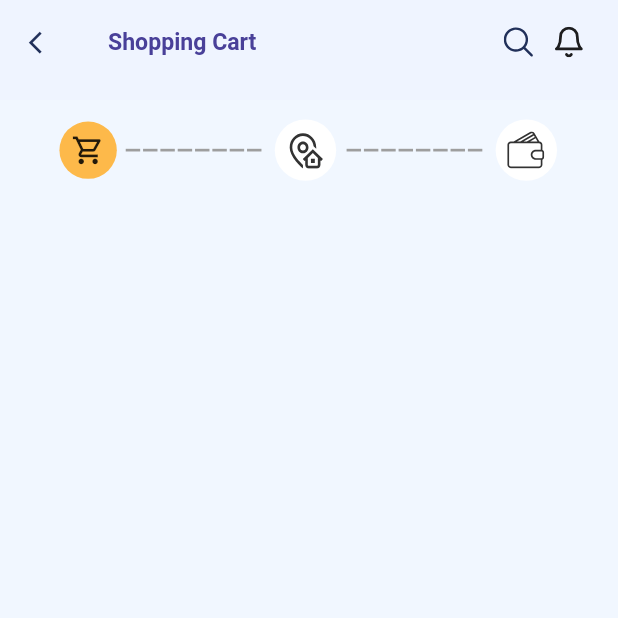
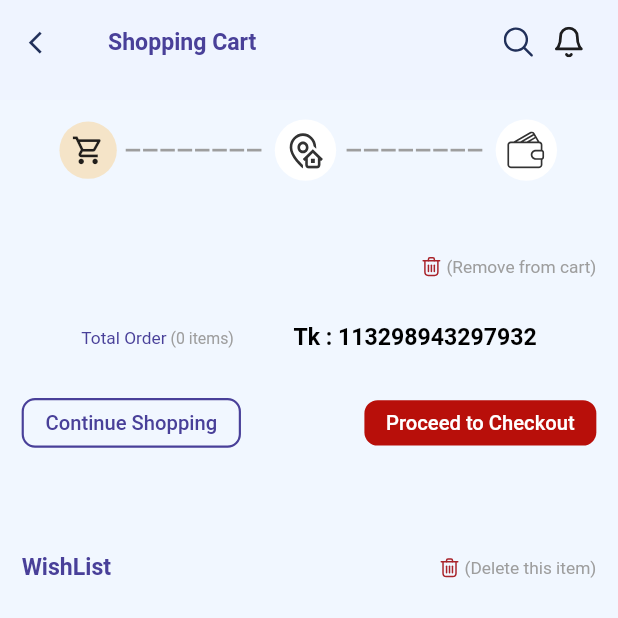
Before and after one commit to Sabuj-Kumar/ecomarce_project_masala_bazar, a Flutter app: the CartPageView screen opened directly, on a phone screen of 412 x 824 dp, the top half of it. Run offline on Flutter 3.47's test engine with Material 2 defaults, Android fonts, the phone set to English and light mode, and no system bars; our stand-ins replace badges, carousel_slider, connectivity, fluro, flutter_otp_text_field, flutter_screenutil and 7 more; accounts and stored records are empty; generated files the repository leaves out were written again; project files that could hold a hidden picture were left out.

```diff
--- a/lib/pages/Product_Details_Page/Widgets/delivery_info.dart
+++ b/lib/pages/Product_Details_Page/Widgets/delivery_info.dart
@@ -1,4 +1,3 @@
-import 'package:efgecom/components/textfields/custom_input_style.dart';
 import 'package:efgecom/config/custom_text_style.dart';
 import 'package:efgecom/config/theme_config.dart';
 import 'package:flutter/cupertino.dart';
@@ -7,7 +6,20 @@ import 'package:flutter_screenutil/flutter_screenutil.dart';
 import 'package:flutter_svg/flutter_svg.dart';
 
 class DeliveryInfo extends StatelessWidget {
-  const DeliveryInfo({Key? key}) : super(key: key);
+  DeliveryInfo({Key? key}) : super(key: key);
+  List<String> images = [
+    "assets/icons/track.svg",
+    "assets/icons/dollarHand.svg",
+    "assets/icons/badge.svg",
+    "assets/icons/phoneCall24hours.svg",
+  ];
+  List<String> songLyrics = [
+    "Guro Ghor banaila Ki diya dorja janala kisoi nai kmne tumay dekhte pai guru ghor banaila ki diya",
+    "Guro Ghor banaila Ki diya dorja janala kisoi nai kmne tumay dekhte pai guru ghor banaila ki diya",
+    "Guro Ghor banaila Ki diya dorja janala kisoi nai kmne tumay dekhte pai guru ghor banaila ki diya",
+    "Guro Ghor banaila Ki diya dorja janala kisoi nai kmne tumay dekhte pai guru ghor banaila ki diya",
+  ];
+  String deliveryTime = "2 - 3 Days";
   @override
   Widget build(BuildContext context) {
     return ListView(
@@ -33,7 +45,9 @@ class DeliveryInfo extends StatelessWidget {
                 ),
               ),
               InkWell(
-                  onTap: () {},
+                  onTap: () {
+                    print("Change pressed");
+                  },
                   child: Text("Change",
                       style: CustomTextStyle.subHeader2(context)
                           .copyWith(color: fuschiaBlueGem)))
@@ -46,9 +60,9 @@ class DeliveryInfo extends StatelessWidget {
                 style: CustomTextStyle.subHeader2(context)
                     .copyWith(color: fuschiaText))),
         Center(
-            child: Text("2-3 Days",
+            child: Text(deliveryTime,
                 style: CustomTextStyle.subHeader2(context)
-                    .copyWith(color: fuschiaText, fontSize: 18.sp))),
+                    .copyWith(color: fuschiaText, fontSize: 18.sp,fontWeight: FontWeight.w600))),
         SizedBox(height: 25.h),
         RichText(
             text: TextSpan(
@@ -68,13 +82,15 @@ class DeliveryInfo extends StatelessWidget {
                       fontWeight: FontWeight.w500)),
               TextSpan(
                 text: "   Offer!",
-                style: CustomTextStyle.header2Bold(context)
-                    .copyWith(fontWeight: FontWeight.w400, color: Colors.black,fontSize: 16.sp),
+                style: CustomTextStyle.header2Bold(context).copyWith(
+                    fontWeight: FontWeight.w400,
+                    color: Colors.black,
+                    fontSize: 16.sp),
               )
             ])),
         SizedBox(height: 15.h),
         SizedBox(
-          height: 350.h,
+          height: 300.h,
           child: GridView.builder(
             scrollDirection: Axis.vertical,
             physics: const NeverScrollableScrollPhysics(),
@@ -83,22 +99,35 @@ class DeliveryInfo extends StatelessWidget {
               crossAxisCount: 2,
               mainAxisSpacing: 4.h,
               crossAxisSpacing: 4.w,
-              childAspectRatio: 8.h/5.w,
+              childAspectRatio: 8.h / 5.w,
             ),
-            itemBuilder:(context,index){
-              return Card(
-                elevation: 1,
+            itemBuilder: (context, index) {
+              return Center(
+                child: Card(
+                  elevation: 3,
                   shape: RoundedRectangleBorder(
                     borderRadius: BorderRadius.circular(10.r),
                   ),
                   shadowColor: Colors.black,
                   color: Colors.white,
+                  child: Padding(
+                    padding: const EdgeInsets.all(8.0),
                     child: Column(
-                  children: const [
-                      Text("Koco "),
-                      Text("Gurar dim"),
-                     Text("Boiler morgir bacca"),
+                      mainAxisAlignment: MainAxisAlignment.spaceBetween,
+                      crossAxisAlignment: CrossAxisAlignment.center,
+                      children: [
+                        SvgPicture.asset(images[index],
+                            height: 23.h, width: 35.w),
+                        Text("24/7 Support",
+                            style: CustomTextStyle.subHeader1(context)
+                                .copyWith(fontSize: 14.sp,color: fuschiaText)),
+                        Text(songLyrics[index],
+                            style: CustomTextStyle.linkText(context).copyWith(color: fuschiaText),
+                          textAlign: TextAlign.center,
+                        ),
                       ],
+                    ),
+                  ),
                 ),
               );
             },
--- a/lib/pages/Product_Details_Page/Widgets/draggable_widgerts.dart
+++ b/lib/pages/Product_Details_Page/Widgets/draggable_widgerts.dart
@@ -95,7 +95,7 @@ class _DragAbleListState extends State<DragAbleList>
         moreDetails: list[0].moreDetailsList,
       ),
       Reviews(reviews: reviews,rating: rating,percentages: const [20,3,2,0,0],),
-      const DeliveryInfo()
+      DeliveryInfo()
     ];
 
    _tabController = TabController(length: 3, vsync: this);
--- a/lib/pages/cart_page/pages/cart_page_view.dart
+++ b/lib/pages/cart_page/pages/cart_page_view.dart
@@ -1,13 +1,14 @@
 import 'package:efgecom/components/appbars/custom_appbar.dart';
-import 'package:efgecom/config/theme_config.dart';
-import 'package:flutter/cupertino.dart';
+import 'package:efgecom/config/custom_text_style.dart';
 import 'package:flutter/material.dart';
 import 'package:flutter_screenutil/flutter_screenutil.dart';
 import 'package:flutter_svg/flutter_svg.dart';
 import 'package:provider/provider.dart';
-
 import '../../../providers/cart_provider.dart';
 import '../widgets/cart_list.dart';
+import '../widgets/continue_and_proceed_buttons.dart';
+import '../widgets/shopping_cart_three_icons.dart';
+import '../widgets/wish_list.dart';
 
 class CartPageView extends StatefulWidget {
   const CartPageView({Key? key}) : super(key: key);
@@ -17,7 +18,6 @@ class CartPageView extends StatefulWidget {
 }
 
 class _CartPageViewState extends State<CartPageView> {
-  int totalCount = 0;
   @override
   Widget build(BuildContext context) {
     final cart = Provider.of<CartProvider>(context);
@@ -34,91 +34,55 @@ class _CartPageViewState extends State<CartPageView> {
                   SizedBox(height: 10.h),
                   Padding(
                     padding: EdgeInsets.symmetric(horizontal: 20.w),
+                    child: const ShoppingCartThreeIcons(),
+                  ),
+                  SizedBox(height: 50.h),
+                  GestureDetector(
+                    onTap: () {
+                      print("remove form cart");
+                    },
                     child: Row(
-                      mainAxisAlignment: MainAxisAlignment.spaceEvenly,
+                      mainAxisAlignment: MainAxisAlignment.end,
                       children: [
-                        Card(
-                            color: irisYellow,
-                            elevation: 0.0,
-                            shape: const CircleBorder(),
-                            child: Padding(
-                              padding: const EdgeInsets.all(8.0),
-                              child: Icon(Icons.shopping_cart_outlined, size: 25.h),
-                            )),
-                        Row(
-                            mainAxisAlignment: MainAxisAlignment.center,
-                            children: List.generate(
-                                8,
-                                    (index) => LayoutBuilder(
-                                    builder: (context, constraints) => Row(
-                                      children: [
-                                        Container(
-                                          width: 10.w,
-                                          height: 2.h,
-                                          color: Colors.grey,
-                                        ),
-                                        SizedBox(
-                                          width: 2.w,
-                                        )
-                                      ],
-                                    )))),
-                        Card(
-                            color: Colors.white,
-                            elevation: 0.0,
-                            shape: const CircleBorder(),
-                            child: Padding(
-                              padding: const EdgeInsets.all(8.0),
-                              child:  SvgPicture.asset("assets/icons/home_address.svg",height: 28.h,width: 28.w),
-                            )),
-                        Row(
-                            mainAxisAlignment: MainAxisAlignment.center,
-                            children: List.generate(
-                                8,
-                                    (index) => LayoutBuilder(
-                                    builder: (context, constraints) => Row(
-                                      children: [
-                                        Container(
-                                          width: 10.w,
-                                          height: 2.h,
-                                          color: Colors.grey,
-                                        ),
-                                        SizedBox(
-                                          width: 2.w,
-                                        )
-                                      ],
-                                    )))),
-                        Card(
-                            color: Colors.white,
-                            elevation: 0.0,
-                            shape: const CircleBorder(),
-                            child: Padding(
-                              padding: const EdgeInsets.all(8.0),
-                              child:  SvgPicture.asset("assets/icons/walets.svg",height: 28.h,width: 28.w),
-                            )),
+                        SvgPicture.asset("assets/icons/delete.svg",
+                            height: 20.h, width: 20.w),
+                        Text("(Remove from cart)",
+                            style: CustomTextStyle.body(context)
+                                .copyWith(color: Colors.grey))
                       ],
                     ),
+                  ),// delete from cart button
+                  SizedBox(height: 15.h),
+                  Column(
+                      children: List.generate(
+                          list.length,
+                          (index) => Column(
+                                children: [list[index], SizedBox(height: 50.h)],
+                              ))),//cart list print
+                  SizedBox(height: 18.h),
+                  Row(
+                    mainAxisAlignment: MainAxisAlignment.spaceEvenly,
+                    children: [
+                      RichText(
+                          text: TextSpan(
+                              text: "Total Order",
+                              style: CustomTextStyle.body(context),
+                              children: [
+                            TextSpan(
+                                text: " (${list.length} items)",
+                                style: CustomTextStyle.body(context).copyWith(
+                                    color: Colors.grey, fontSize: 11.sp))
+                          ])),
+                      Text("Tk : 113298943297932",
+                          style: CustomTextStyle.subHeader1(context)
+                              .copyWith(color: Colors.black)),
+                    ],
                   ),
-                  SizedBox(height: 25.h),
-                  Column(
-                    children: List.generate(list.length, (index) => Column(
-                      children: [
-                        list[index],
-                        SizedBox(height: 50.h)
-                      ],
-                    ))
-                  ),
-                  Padding(padding: EdgeInsets.only(bottom: 200.h))
-                  /*ListOfCarts(
-                    images: "assets/img/hilsha.png",
-                    deliveryDate: "Arrive by 2030 to 2040 okay ?",
-                    oldPrice: 1800.0,
-                    newPrice: 1700.0,
-                    productName: "katla Mach processing (Big Size)",
-                    offerPercentages: -10.0,
-                    totalCountCallBack: (count){
-                      totalCount+= count;
-                    },
-                  )*/
+                  SizedBox(height: 35.h),
+                  const ContinueAndProceed(),
+                  SizedBox(height: 80.h),
+                  const WishList(),//wishlist
+                  SizedBox(height: 150.h),//ending height
                 ],
               ),
             ),
--- a/lib/pages/cart_page/widgets/cart_list.dart
+++ b/lib/pages/cart_page/widgets/cart_list.dart
@@ -38,7 +38,6 @@ class _ListOfCartsState extends State<ListOfCarts> {
     final cart = Provider.of<CartProvider>(context);
     return SizedBox(
         height: 125.h,
-        width: 430.w,
         child: Column(
           mainAxisAlignment: MainAxisAlignment.spaceBetween,
           children: [
--- /dev/null
+++ b/lib/pages/cart_page/widgets/continue_and_proceed_buttons.dart
@@ -0,0 +1,59 @@
+import 'package:flutter/material.dart';
+import 'package:flutter_screenutil/flutter_screenutil.dart';
+
+import '../../../config/custom_text_style.dart';
+import '../../../config/theme_config.dart';
+
+class ContinueAndProceed extends StatelessWidget {
+  const ContinueAndProceed({Key? key}) : super(key: key);
+
+  @override
+  Widget build(BuildContext context) {
+    return Row(
+      mainAxisAlignment: MainAxisAlignment.spaceBetween,
+      children: [
+        GestureDetector(
+          onTap: () {
+            Navigator.pushNamed(context, '/mainPage');
+            print("Continue pressedd");
+          },
+          child: Container(
+            child: Padding(
+              padding: EdgeInsets.only(
+                  left: 15.0.w,
+                  right: 15.w,
+                  bottom: 8.h,
+                  top: 8.h),
+              child: Text("Continue Shopping",
+                  style: CustomTextStyle.subHeader2(context)),
+            ),
+            decoration: BoxDecoration(
+                borderRadius: BorderRadius.circular(10.r),
+                border: Border.all(
+                    color: fuschiaBlueGem, width: 1.5.w)),
+          ),
+        ), //continue button
+        GestureDetector(
+          onTap: () {
+            print("Proceed to checked pressed");
+          },
+          child: Container(
+            child: Padding(
+              padding: EdgeInsets.only(
+                  left: 15.0.w,
+                  right: 15.w,
+                  bottom: 8.h,
+                  top: 8.h),
+              child: Text("Proceed to Checkout",
+                  style: CustomTextStyle.subHeader2(context)
+                      .copyWith(color: Colors.white)),
+            ),
+            decoration: BoxDecoration(
+                borderRadius: BorderRadius.circular(10.r),
+                color: fuschiaRed),
+          ),
+        ) // proceed to checkout button
+      ],
+    );
+  }
+}
--- /dev/null
+++ b/lib/pages/cart_page/widgets/shopping_cart_three_icons.dart
@@ -0,0 +1,87 @@
+import 'package:flutter/material.dart';
+import 'package:flutter_screenutil/flutter_screenutil.dart';
+import 'package:flutter_svg/svg.dart';
+
+import '../../../config/theme_config.dart';
+
+class ShoppingCartThreeIcons extends StatefulWidget {
+  const ShoppingCartThreeIcons({Key? key}) : super(key: key);
+
+  @override
+  _ShoppingCartThreeIconsState createState() => _ShoppingCartThreeIconsState();
+}
+
+class _ShoppingCartThreeIconsState extends State<ShoppingCartThreeIcons> {
+  @override
+  Widget build(BuildContext context) {
+    return Row(
+      //first icons row
+      mainAxisAlignment: MainAxisAlignment.spaceEvenly,
+      children: [
+        Card(
+            color: irisYellow.withOpacity(0.3),
+            elevation: 0.0,
+            shape: const CircleBorder(),
+            child: Padding(
+              padding: const EdgeInsets.all(8.0),
+              child: Icon(Icons.shopping_cart_outlined,
+                  size: 25.h),
+            )),
+        Row(
+            mainAxisAlignment: MainAxisAlignment.center,
+            children: List.generate(
+                8,
+                    (index) => LayoutBuilder(
+                    builder: (context, constraints) => Row(
+                      children: [
+                        Container(
+                          width: 10.w,
+                          height: 2.h,
+                          color: Colors.grey,
+                        ),
+                        SizedBox(
+                          width: 2.w,
+                        )
+                      ],
+                    )))),
+        Card(
+            color: Colors.white,
+            elevation: 0.0,
+            shape: const CircleBorder(),
+            child: Padding(
+              padding: const EdgeInsets.all(8.0),
+              child: SvgPicture.asset(
+                  "assets/icons/home_address.svg",
+                  height: 28.h,
+                  width: 28.w),
+            )),
+        Row(
+            mainAxisAlignment: MainAxisAlignment.center,
+            children: List.generate(
+                8,
+                    (index) => LayoutBuilder(
+                    builder: (context, constraints) => Row(
+                      children: [
+                        Container(
+                          width: 10.w,
+                          height: 2.h,
+                          color: Colors.grey,
+                        ),
+                        SizedBox(
+                          width: 2.w,
+                        )
+                      ],
+                    )))),
+        Card(
+            color: Colors.white,
+            elevation: 0.0,
+            shape: const CircleBorder(),
+            child: Padding(
+              padding: const EdgeInsets.all(8.0),
+              child: SvgPicture.asset("assets/icons/walets.svg",
+                  height: 28.h, width: 28.w),
+            )),
+      ],
+    );
+  }
+}
--- /dev/null
+++ b/lib/pages/cart_page/widgets/wish_list.dart
@@ -0,0 +1,38 @@
+import 'package:flutter/material.dart';
+import 'package:flutter_screenutil/flutter_screenutil.dart';
+import 'package:flutter_svg/svg.dart';
+import '../../../config/custom_text_style.dart';
+
+class WishList extends StatelessWidget {
+  const WishList({Key? key}) : super(key: key);
+
+  @override
+  Widget build(BuildContext context) {
+    return Column(
+      children: [
+        Row(
+          mainAxisAlignment: MainAxisAlignment.spaceBetween,
+          children: [
+            Text("WishList",
+                style: CustomTextStyle.subHeader1(context)),
+            GestureDetector(
+              onTap: () {
+                print("remove form cart");
+              },
+              child: Row(
+                mainAxisAlignment: MainAxisAlignment.end,
+                children: [
+                  SvgPicture.asset("assets/icons/delete.svg",
+                      height: 20.h, width: 20.w),
+                  Text("(Delete this item)",
+                      style: CustomTextStyle.body(context)
+                          .copyWith(color: Colors.grey))
+                ],
+              ),
+            ),
+          ],
+        ),
+      ],
+    );
+  }
+}
```
Also changed, not shown: assets/icons/badge.svg (added), assets/icons/delete.svg (added), assets/icons/dollarHand.svg (added), assets/icons/phoneCall24hours.svg (added), assets/icons/track.svg (added). Lines whose indentation alone changed are shown as unchanged.
